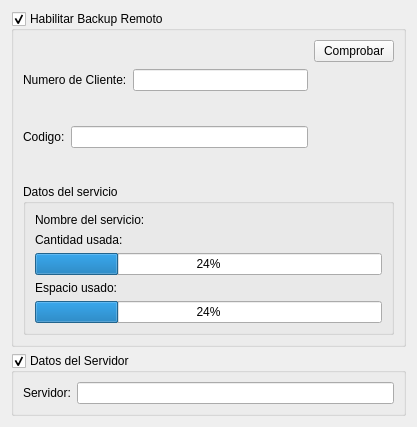
Before: the Qt Designer form trunk/plugins/backupremoto/formprefbackupremoto.ui in chungote/gestotux, drawn with Qt 5.
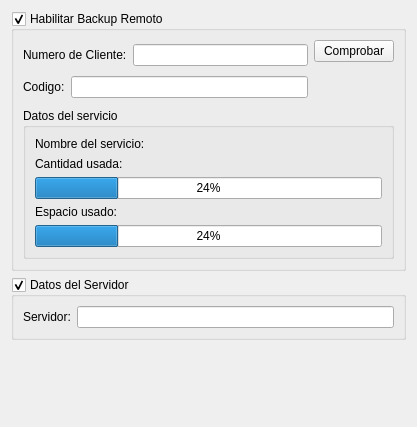
After: the same form once the commit is applied.

The edit to the form file:
```diff
--- a/trunk/plugins/backupremoto/formprefbackupremoto.ui
+++ b/trunk/plugins/backupremoto/formprefbackupremoto.ui
@@ -180,6 +180,19 @@
      </layout>
     </widget>
    </item>
+   <item>
+    <spacer name="verticalSpacer_2">
+     <property name="orientation">
+      <enum>Qt::Vertical</enum>
+     </property>
+     <property name="sizeHint" stdset="0">
+      <size>
+       <width>20</width>
+       <height>40</height>
+      </size>
+     </property>
+    </spacer>
+   </item>
   </layout>
  </widget>
  <resources/>
```
